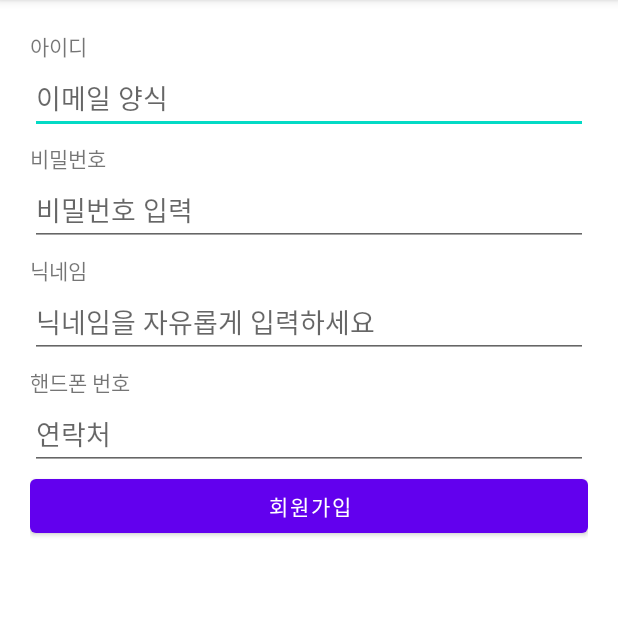
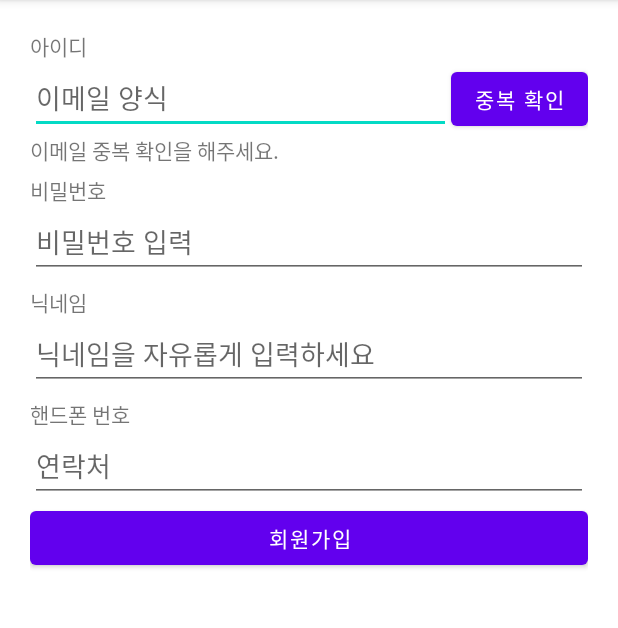
Before and after one commit to ooooo5h/Self_APIPractice_20220106, an Android app: the SignUpActivity screen opened directly, with no data from a screen before it, on a phone screen of 412 x 824 dp, the part 84-712 px from its top. Run offline under Robolectric (Android 15) with nearby library versions, the phone set to English and light mode, and no system bars.

Commit message:
이메일 중복검사하는 UI 추가(버튼과 안내문구)

```diff
--- a/app/src/main/res/layout/activity_sign_up.xml
+++ b/app/src/main/res/layout/activity_sign_up.xml
@@ -13,12 +13,33 @@
         android:layout_height="wrap_content"
         android:text="아이디" />
 
-    <EditText
-        android:id="@+id/edtEmail"
+    <LinearLayout
         android:layout_width="match_parent"
         android:layout_height="wrap_content"
-        android:hint="이메일 양식"
-        android:inputType="textEmailAddress" />
+        android:orientation="horizontal">
+
+        <EditText
+            android:id="@+id/edtEmail"
+            android:layout_width="0dp"
+            android:layout_height="wrap_content"
+            android:layout_weight="1"
+            android:hint="이메일 양식"
+            android:inputType="textEmailAddress" />
+
+        <Button
+            android:id="@+id/btnEmailCheck"
+            android:layout_width="wrap_content"
+            android:layout_height="wrap_content"
+            android:text="중복 확인" />
+
+    </LinearLayout>
+
+    <TextView
+        android:id="@+id/txtEmailCheckResult"
+        android:layout_width="wrap_content"
+        android:layout_height="wrap_content"
+        android:text="이메일 중복 확인을 해주세요." />
+
 
     <TextView
         android:layout_width="wrap_content"
```
